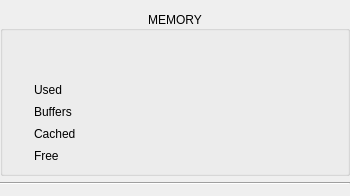
Qt form dde-istate-widgets/istateramwidget.ui (SeptemberHX/dde-istate-menus) before a commit.
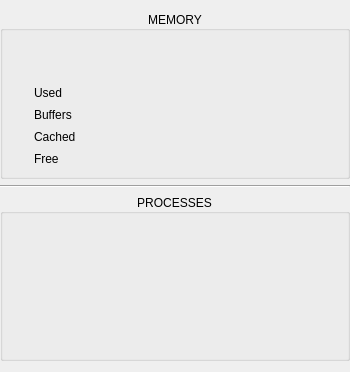
The same form after that commit. Custom widgets are drawn as their Qt base class.

Commit message: fix: different height for cpu usage plot and bar add: processes ram usages

The edit to the form file:
```diff
--- a/dde-istate-widgets/istateramwidget.ui
+++ b/dde-istate-widgets/istateramwidget.ui
@@ -7,7 +7,7 @@
     <x>0</x>
     <y>0</y>
     <width>350</width>
-    <height>196</height>
+    <height>372</height>
    </rect>
   </property>
   <property name="minimumSize">
@@ -206,6 +206,262 @@
      </property>
     </widget>
    </item>
+   <item>
+    <widget class="QGroupBox" name="groupBox_2">
+     <property name="title">
+      <string>PROCESSES</string>
+     </property>
+     <property name="alignment">
+      <set>Qt::AlignCenter</set>
+     </property>
+     <layout class="QVBoxLayout" name="verticalLayout_3">
+      <item>
+       <layout class="QGridLayout" name="processGridLayout">
+        <item row="1" column="0">
+         <widget class="QLabel" name="label_2">
+          <property name="minimumSize">
+           <size>
+            <width>16</width>
+            <height>16</height>
+           </size>
+          </property>
+          <property name="maximumSize">
+           <size>
+            <width>16</width>
+            <height>16</height>
+           </size>
+          </property>
+          <property name="text">
+           <string/>
+          </property>
+         </widget>
+        </item>
+        <item row="0" column="0">
+         <widget class="QLabel" name="label">
+          <property name="minimumSize">
+           <size>
+            <width>16</width>
+            <height>16</height>
+           </size>
+          </property>
+          <property name="maximumSize">
+           <size>
+            <width>16</width>
+            <height>16</height>
+           </size>
+          </property>
+          <property name="text">
+           <string/>
+          </property>
+         </widget>
+        </item>
+        <item row="3" column="0">
+         <widget class="QLabel" name="label_4">
+          <property name="minimumSize">
+           <size>
+            <width>16</width>
+            <height>16</height>
+           </size>
+          </property>
+          <property name="maximumSize">
+           <size>
+            <width>16</width>
+            <height>16</height>
+           </size>
+          </property>
+          <property name="text">
+           <string/>
+          </property>
+         </widget>
+        </item>
+        <item row="4" column="0">
+         <widget class="QLabel" name="label_5">
+          <property name="minimumSize">
+           <size>
+            <width>16</width>
+            <height>16</height>
+           </size>
+          </property>
+          <property name="maximumSize">
+           <size>
+            <width>16</width>
+            <height>16</height>
+           </size>
+          </property>
+          <property name="text">
+           <string/>
+          </property>
+         </widget>
+        </item>
+        <item row="2" column="1">
+         <widget class="QLabel" name="label_12">
+          <property name="text">
+           <string/>
+          </property>
+         </widget>
+        </item>
+        <item row="3" column="1">
+         <widget class="QLabel" name="label_13">
+          <property name="text">
+           <string/>
+          </property>
+         </widget>
+        </item>
+        <item row="2" column="0">
+         <widget class="QLabel" name="label_3">
+          <property name="minimumSize">
+           <size>
+            <width>16</width>
+            <height>16</height>
+           </size>
+          </property>
+          <property name="maximumSize">
+           <size>
+            <width>16</width>
+            <height>16</height>
+           </size>
+          </property>
+          <property name="text">
+           <string/>
+          </property>
+         </widget>
+        </item>
+        <item row="1" column="1">
+         <widget class="QLabel" name="label_11">
+          <property name="text">
+           <string/>
+          </property>
+         </widget>
+        </item>
+        <item row="0" column="1">
+         <widget class="QLabel" name="label_10">
+          <property name="text">
+           <string/>
+          </property>
+         </widget>
+        </item>
+        <item row="4" column="1">
+         <widget class="QLabel" name="label_14">
+          <property name="text">
+           <string/>
+          </property>
+         </widget>
+        </item>
+        <item row="0" column="2">
+         <widget class="QLabel" name="label_15">
+          <property name="minimumSize">
+           <size>
+            <width>70</width>
+            <height>0</height>
+           </size>
+          </property>
+          <property name="maximumSize">
+           <size>
+            <width>70</width>
+            <height>16777215</height>
+           </size>
+          </property>
+          <property name="text">
+           <string/>
+          </property>
+          <property name="alignment">
+           <set>Qt::AlignRight|Qt::AlignTrailing|Qt::AlignVCenter</set>
+          </property>
+         </widget>
+        </item>
+        <item row="1" column="2">
+         <widget class="QLabel" name="label_16">
+          <property name="minimumSize">
+           <size>
+            <width>70</width>
+            <height>0</height>
+           </size>
+          </property>
+          <property name="maximumSize">
+           <size>
+            <width>70</width>
+            <height>16777215</height>
+           </size>
+          </property>
+          <property name="text">
+           <string/>
+          </property>
+          <property name="alignment">
+           <set>Qt::AlignRight|Qt::AlignTrailing|Qt::AlignVCenter</set>
+          </property>
+         </widget>
+        </item>
+        <item row="2" column="2">
+         <widget class="QLabel" name="label_17">
+          <property name="minimumSize">
+           <size>
+            <width>70</width>
+            <height>0</height>
+           </size>
+          </property>
+          <property name="maximumSize">
+           <size>
+            <width>70</width>
+            <height>16777215</height>
+           </size>
+          </property>
+          <property name="text">
+           <string/>
+          </property>
+          <property name="alignment">
+           <set>Qt::AlignRight|Qt::AlignTrailing|Qt::AlignVCenter</set>
+          </property>
+         </widget>
+        </item>
+        <item row="3" column="2">
+         <widget class="QLabel" name="label_18">
+          <property name="minimumSize">
+           <size>
+            <width>70</width>
+            <height>0</height>
+           </size>
+          </property>
+          <property name="maximumSize">
+           <size>
+            <width>70</width>
+            <height>16777215</height>
+           </size>
+          </property>
+          <property name="text">
+           <string/>
+          </property>
+          <property name="alignment">
+           <set>Qt::AlignRight|Qt::AlignTrailing|Qt::AlignVCenter</set>
+          </property>
+         </widget>
+        </item>
+        <item row="4" column="2">
+         <widget class="QLabel" name="label_19">
+          <property name="minimumSize">
+           <size>
+            <width>70</width>
+            <height>0</height>
+           </size>
+          </property>
+          <property name="maximumSize">
+           <size>
+            <width>70</width>
+            <height>16777215</height>
+           </size>
+          </property>
+          <property name="text">
+           <string/>
+          </property>
+          <property name="alignment">
+           <set>Qt::AlignRight|Qt::AlignTrailing|Qt::AlignVCenter</set>
+          </property>
+         </widget>
+        </item>
+       </layout>
+      </item>
+     </layout>
+    </widget>
+   </item>
   </layout>
  </widget>
  <customwidgets>
```
The commit also changes 8 other files.
